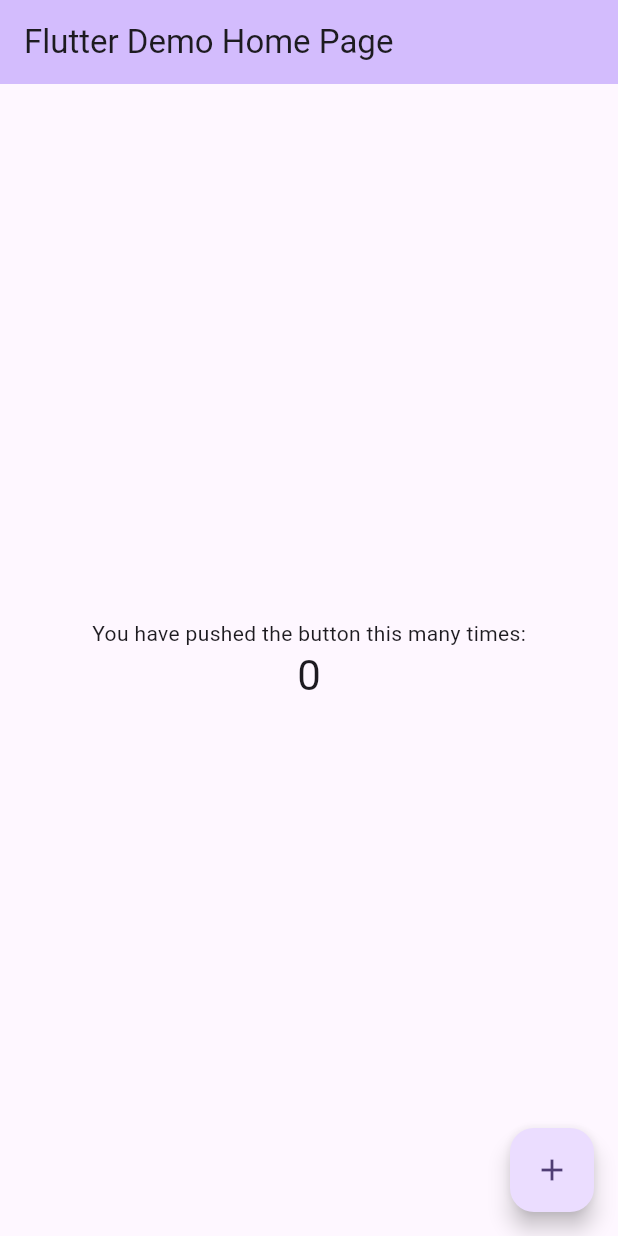
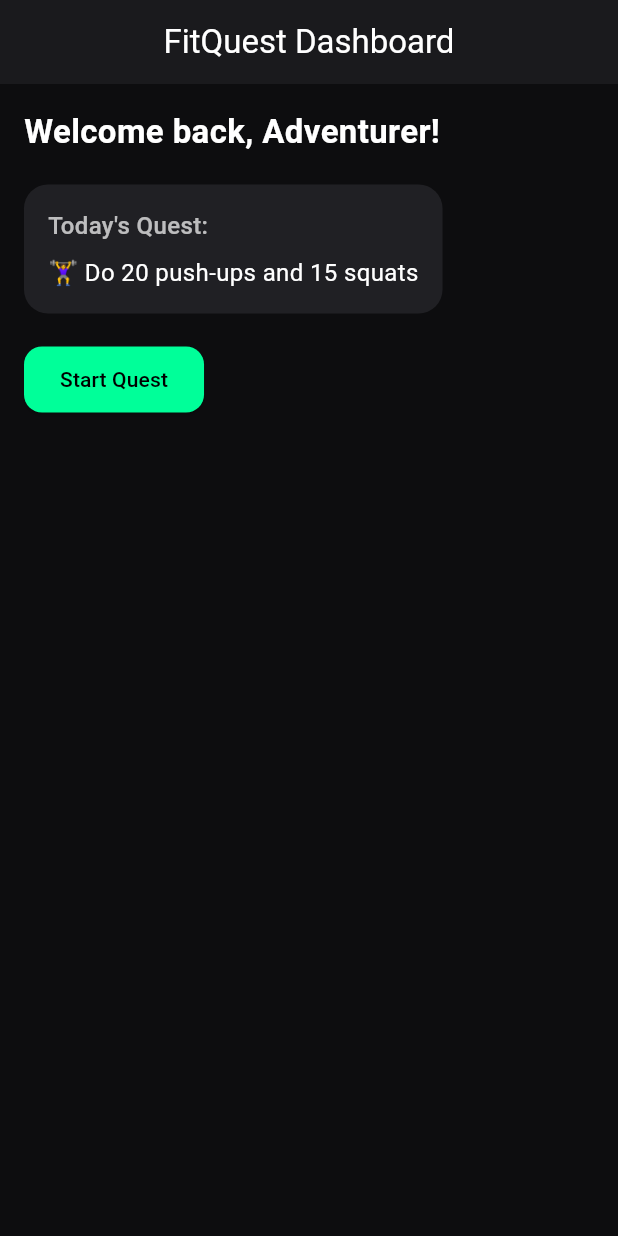
Before and after one commit to S706-a11/fitquest_frontend, a Flutter app: the screen it shows after launch, on a phone screen of 412 x 824 dp. Run offline on Flutter 3.47's test engine with Material 3 defaults, Android fonts, the phone set to English and light mode, and no system bars.

Commit message:
(test flutter)

```diff
--- a/lib/main.dart
+++ b/lib/main.dart
@@ -1,122 +1,29 @@
 import 'package:flutter/material.dart';
+import 'package:fitquest_frontend/pages/dashboard_page.dart';
 
 void main() {
-  runApp(const MyApp());
+  runApp(const FitQuestApp());
 }
 
-class MyApp extends StatelessWidget {
-  const MyApp({super.key});
+class FitQuestApp extends StatelessWidget {
+  const FitQuestApp({super.key});
 
-  // This widget is the root of your application.
   @override
   Widget build(BuildContext context) {
     return MaterialApp(
-      title: 'Flutter Demo',
-      theme: ThemeData(
-        // This is the theme of your application.
-        //
-        // TRY THIS: Try running your application with "flutter run". You'll see
-        // the application has a purple toolbar. Then, without quitting the app,
-        // try changing the seedColor in the colorScheme below to Colors.green
-        // and then invoke "hot reload" (save your changes or press the "hot
-        // reload" button in a Flutter-supported IDE, or press "r" if you used
-        // the command line to start the app).
-        //
-        // Notice that the counter didn't reset back to zero; the application
-        // state is not lost during the reload. To reset the state, use hot
-        // restart instead.
-        //
-        // This works for code too, not just values: Most code changes can be
-        // tested with just a hot reload.
-        colorScheme: ColorScheme.fromSeed(seedColor: Colors.deepPurple),
+      debugShowCheckedModeBanner: false,
+      title: 'FitQuest',
+      theme: ThemeData.dark().copyWith(
+        scaffoldBackgroundColor: const Color(0xFF0D0D0F),
+        colorScheme: const ColorScheme.dark(
+          primary: Color(0xFF00FF99),
+          secondary: Color(0xFFFFD166),
+        ),
+        textTheme: const TextTheme(
+          bodyMedium: TextStyle(color: Colors.white70),
+        ),
       ),
-      home: const MyHomePage(title: 'Flutter Demo Home Page'),
+      home: const DashboardPage(),
     );
   }
 }
-
-class MyHomePage extends StatefulWidget {
-  const MyHomePage({super.key, required this.title});
-
-  // This widget is the home page of your application. It is stateful, meaning
-  // that it has a State object (defined below) that contains fields that affect
-  // how it looks.
-
-  // This class is the configuration for the state. It holds the values (in this
-  // case the title) provided by the parent (in this case the App widget) and
-  // used by the build method of the State. Fields in a Widget subclass are
-  // always marked "final".
-
-  final String title;
-
-  @override
-  State<MyHomePage> createState() => _MyHomePageState();
-}
-
-class _MyHomePageState extends State<MyHomePage> {
-  int _counter = 0;
-
-  void _incrementCounter() {
-    setState(() {
-      // This call to setState tells the Flutter framework that something has
-      // changed in this State, which causes it to rerun the build method below
-      // so that the display can reflect the updated values. If we changed
-      // _counter without calling setState(), then the build method would not be
-      // called again, and so nothing would appear to happen.
-      _counter++;
-    });
-  }
-
-  @override
-  Widget build(BuildContext context) {
-    // This method is rerun every time setState is called, for instance as done
-    // by the _incrementCounter method above.
-    //
-    // The Flutter framework has been optimized to make rerunning build methods
-    // fast, so that you can just rebuild anything that needs updating rather
-    // than having to individually change instances of widgets.
-    return Scaffold(
-      appBar: AppBar(
-        // TRY THIS: Try changing the color here to a specific color (to
-        // Colors.amber, perhaps?) and trigger a hot reload to see the AppBar
-        // change color while the other colors stay the same.
-        backgroundColor: Theme.of(context).colorScheme.inversePrimary,
-        // Here we take the value from the MyHomePage object that was created by
-        // the App.build method, and use it to set our appbar title.
-        title: Text(widget.title),
-      ),
-      body: Center(
-        // Center is a layout widget. It takes a single child and positions it
-        // in the middle of the parent.
-        child: Column(
-          // Column is also a layout widget. It takes a list of children and
-          // arranges them vertically. By default, it sizes itself to fit its
-          // children horizontally, and tries to be as tall as its parent.
-          //
-          // Column has various properties to control how it sizes itself and
-          // how it positions its children. Here we use mainAxisAlignment to
-          // center the children vertically; the main axis here is the vertical
-          // axis because Columns are vertical (the cross axis would be
-          // horizontal).
-          //
-          // TRY THIS: Invoke "debug painting" (choose the "Toggle Debug Paint"
-          // action in the IDE, or press "p" in the console), to see the
-          // wireframe for each widget.
-          mainAxisAlignment: MainAxisAlignment.center,
-          children: <Widget>[
-            const Text('You have pushed the button this many times:'),
-            Text(
-              '$_counter',
-              style: Theme.of(context).textTheme.headlineMedium,
-            ),
-          ],
-        ),
-      ),
-      floatingActionButton: FloatingActionButton(
-        onPressed: _incrementCounter,
-        tooltip: 'Increment',
-        child: const Icon(Icons.add),
-      ), // This trailing comma makes auto-formatting nicer for build methods.
-    );
-  }
-}
--- /dev/null
+++ b/lib/pages/dashboard_page.dart
@@ -0,0 +1,72 @@
+import 'package:flutter/material.dart';
+
+class DashboardPage extends StatelessWidget {
+  const DashboardPage({super.key});
+
+  @override
+  Widget build(BuildContext context) {
+    return Scaffold(
+      appBar: AppBar(
+        title: const Text('FitQuest Dashboard'),
+        centerTitle: true,
+        backgroundColor: const Color(0xFF1A1A1D),
+      ),
+      body: Padding(
+        padding: const EdgeInsets.all(16.0),
+        child: Column(
+          crossAxisAlignment: CrossAxisAlignment.start,
+          children: [
+            const Text(
+              "Welcome back, Adventurer!",
+              style: TextStyle(
+                fontSize: 22,
+                fontWeight: FontWeight.bold,
+                color: Colors.white,
+              ),
+            ),
+            const SizedBox(height: 20),
+            Container(
+              decoration: BoxDecoration(
+                color: const Color(0xFF202024),
+                borderRadius: BorderRadius.circular(16),
+              ),
+              padding: const EdgeInsets.all(16),
+              child: Column(
+                crossAxisAlignment: CrossAxisAlignment.start,
+                children: const [
+                  Text("Today's Quest:",
+                      style: TextStyle(
+                          color: Colors.white70,
+                          fontSize: 16,
+                          fontWeight: FontWeight.w500)),
+                  SizedBox(height: 8),
+                  Text(
+                    "🏋️‍♀️ Do 20 push-ups and 15 squats",
+                    style: TextStyle(fontSize: 16, color: Colors.white),
+                  ),
+                ],
+              ),
+            ),
+            const SizedBox(height: 20),
+            ElevatedButton(
+              style: ElevatedButton.styleFrom(
+                backgroundColor: const Color(0xFF00FF99),
+                foregroundColor: Colors.black,
+                padding:
+                    const EdgeInsets.symmetric(horizontal: 24, vertical: 12),
+                shape: RoundedRectangleBorder(
+                  borderRadius: BorderRadius.circular(12),
+                ),
+              ),
+              onPressed: () {
+                ScaffoldMessenger.of(context).showSnackBar(const SnackBar(
+                    content: Text("Quest started! Gain XP 💪")));
+              },
+              child: const Text("Start Quest"),
+            ),
+          ],
+        ),
+      ),
+    );
+  }
+}
```
Also changed, not shown: pubspec.lock.
